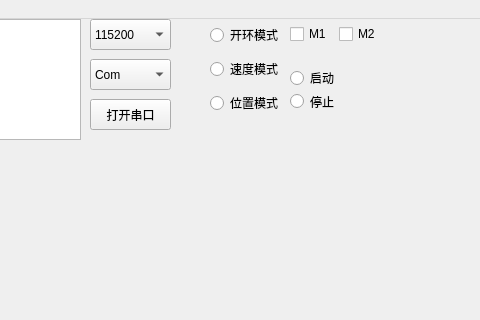
Qt form MainWindow/mainwindow.ui (zagerx/MCOM) before a commit; both pictures show x 320 to 800 and y 0 to 320 of the 800 by 600 pixel window.
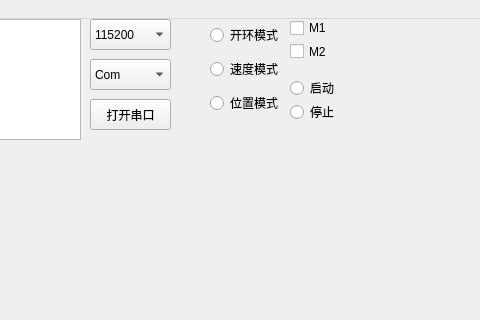
The same form after that commit.

Diff of the .ui file:
```diff
--- a/MainWindow/mainwindow.ui
+++ b/MainWindow/mainwindow.ui
@@ -110,39 +110,13 @@
      </item>
     </layout>
    </widget>
-   <widget class="QWidget" name="horizontalLayoutWidget">
-    <property name="geometry">
-     <rect>
-      <x>610</x>
-      <y>0</y>
-      <width>91</width>
-      <height>31</height>
-     </rect>
-    </property>
-    <layout class="QHBoxLayout" name="horizontalLayout">
-     <item>
-      <widget class="QCheckBox" name="checkBox">
-       <property name="text">
-        <string>M1</string>
-       </property>
-      </widget>
-     </item>
-     <item>
-      <widget class="QCheckBox" name="checkBox_2">
-       <property name="text">
-        <string>M2</string>
-       </property>
-      </widget>
-     </item>
-    </layout>
-   </widget>
    <widget class="QWidget" name="verticalLayoutWidget_2">
     <property name="geometry">
      <rect>
       <x>610</x>
-      <y>50</y>
+      <y>60</y>
       <width>71</width>
-      <height>41</height>
+      <height>42</height>
      </rect>
     </property>
     <layout class="QVBoxLayout" name="verticalLayout_2">
@@ -162,6 +136,32 @@
      </item>
     </layout>
    </widget>
+   <widget class="QWidget" name="verticalLayoutWidget_3">
+    <property name="geometry">
+     <rect>
+      <x>610</x>
+      <y>0</y>
+      <width>71</width>
+      <height>41</height>
+     </rect>
+    </property>
+    <layout class="QVBoxLayout" name="verticalLayout_3">
+     <item>
+      <widget class="QCheckBox" name="checkBox">
+       <property name="text">
+        <string>M1</string>
+       </property>
+      </widget>
+     </item>
+     <item>
+      <widget class="QCheckBox" name="checkBox_2">
+       <property name="text">
+        <string>M2</string>
+       </property>
+      </widget>
+     </item>
+    </layout>
+   </widget>
   </widget>
   <widget class="QMenuBar" name="menubar">
    <property name="geometry">
```
